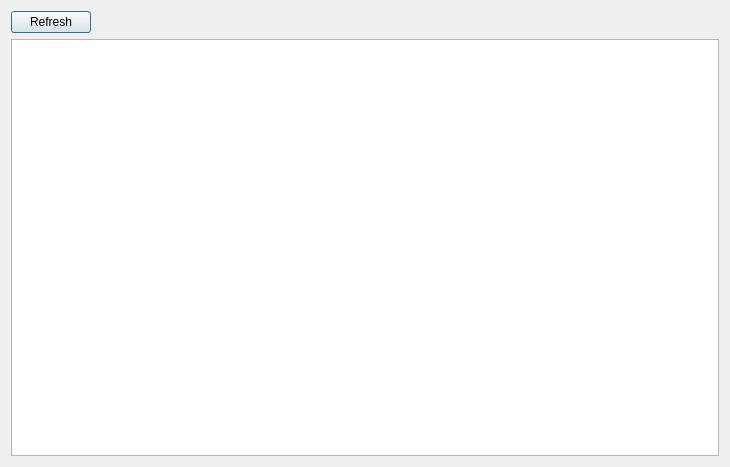
First picture: the form in ui/details.ui, repository rinaldus/mail-notifier, before the edit.
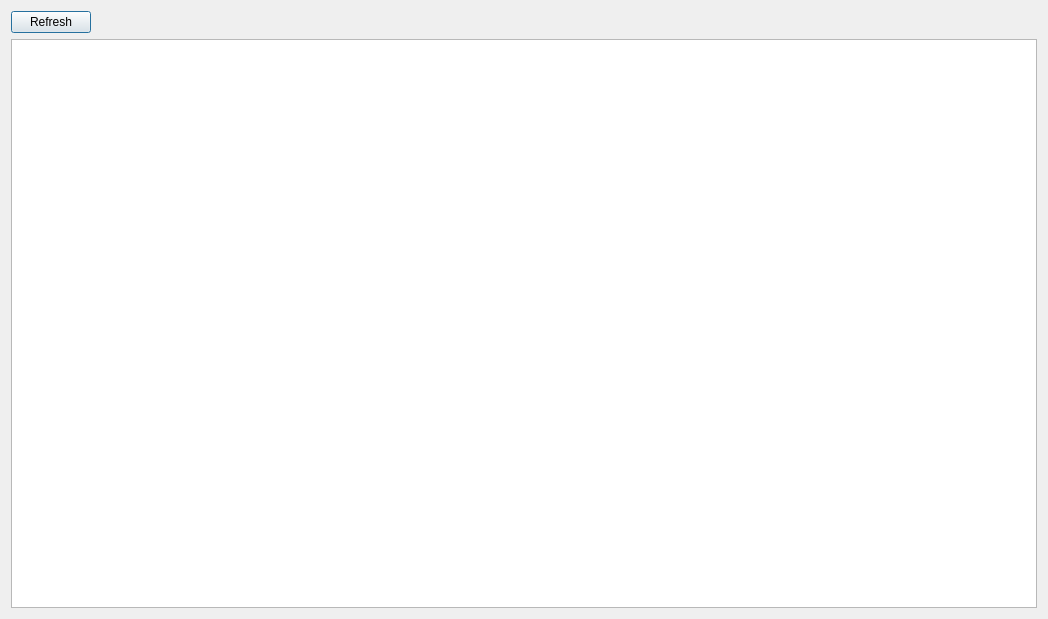
Second picture: the form after the edit. Icons and pictures are not drawn.

Diff of the .ui file:
```diff
--- a/ui/details.ui
+++ b/ui/details.ui
@@ -6,8 +6,8 @@
    <rect>
     <x>0</x>
     <y>0</y>
-    <width>730</width>
-    <height>467</height>
+    <width>1048</width>
+    <height>619</height>
    </rect>
   </property>
   <property name="windowTitle">
```
Left out of the diff: 2 changed lines with no effect on the pictures.
